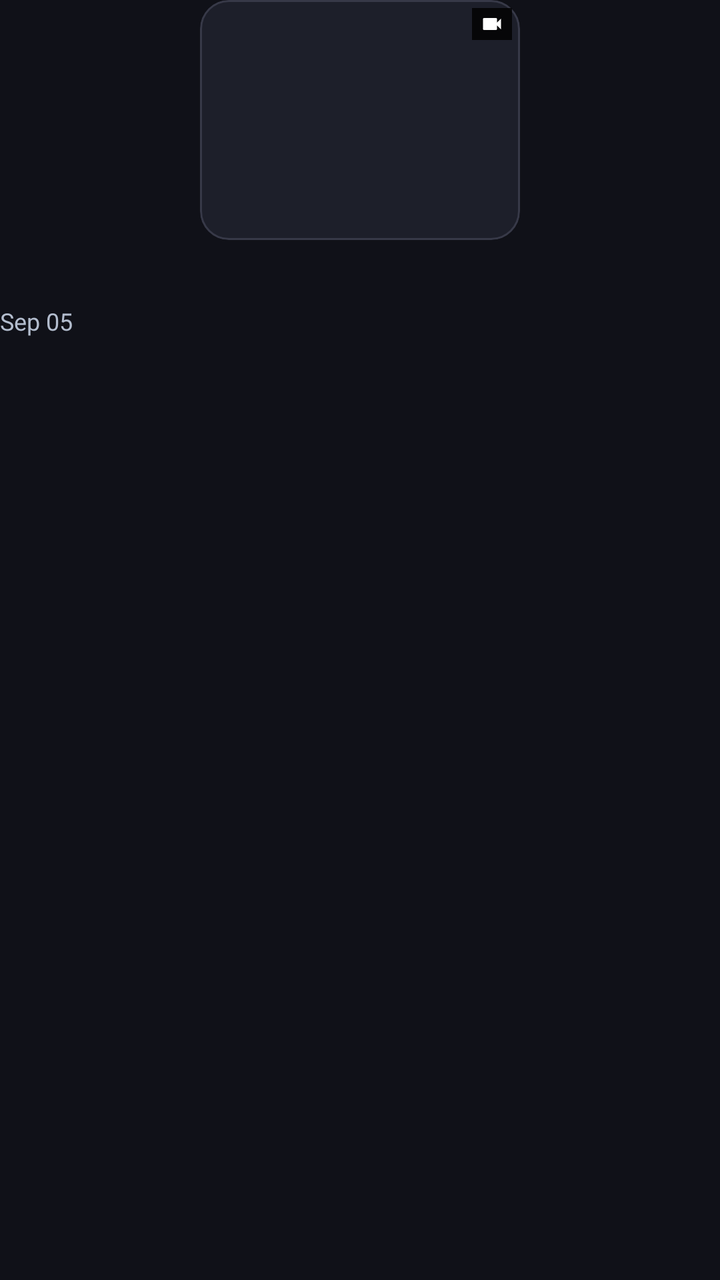
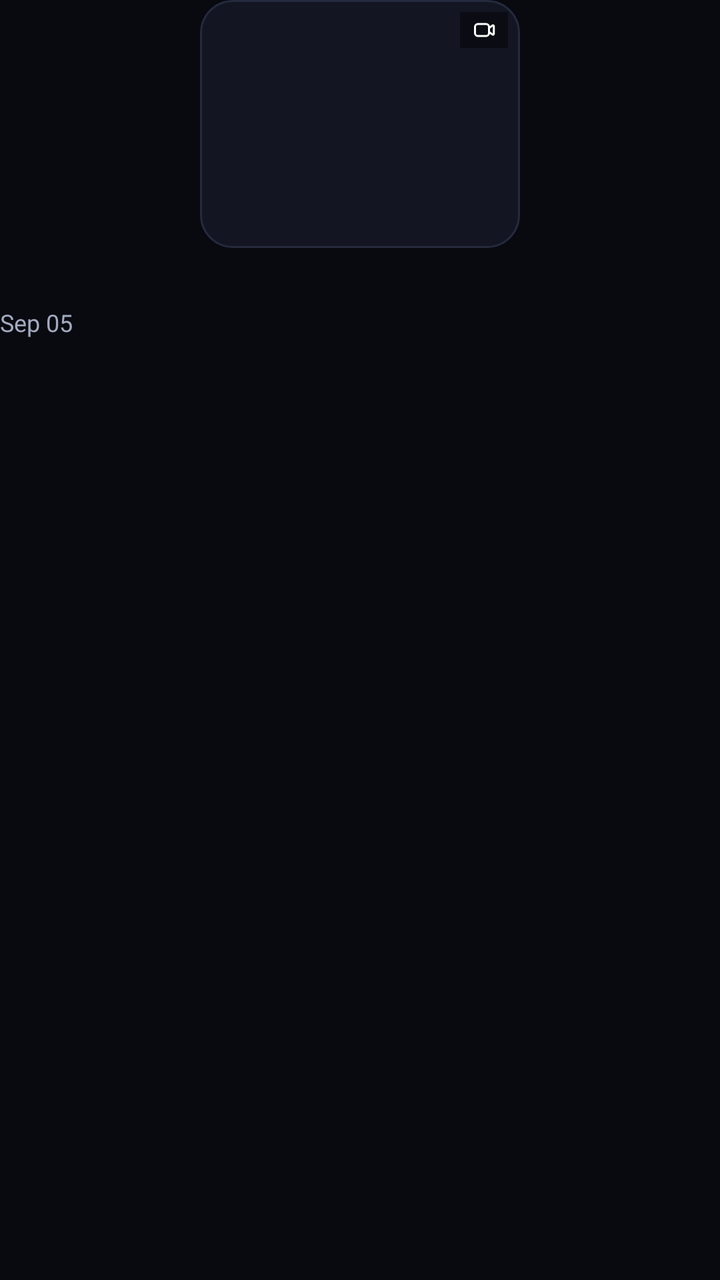

Compare the two renders of this Android layout. The source of the first and the diff that turns it into the second are given below.
<!-- AndroidManifest.xml: application theme Theme.InstaSave -->
<!-- res/layout/item_recent_compact.xml -->
<?xml version="1.0" encoding="utf-8"?>
<LinearLayout xmlns:android="http://schemas.android.com/apk/res/android"
    android:layout_width="160dp"
    android:layout_height="wrap_content"
    android:orientation="vertical"
    android:layout_marginEnd="10dp"
    android:gravity="center_horizontal"
    android:foreground="?android:attr/selectableItemBackground">

    <FrameLayout
        android:layout_width="160dp"
        android:layout_height="120dp"
        android:background="@drawable/card_background"
        android:clipToOutline="true">

        <ImageView
            android:id="@+id/ivRecentThumbnail"
            android:layout_width="match_parent"
            android:layout_height="match_parent"
            android:scaleType="centerCrop"
            android:contentDescription="Recent Thumbnail" />

        
        <FrameLayout
            android:id="@+id/layoutRecentBadge"
            android:layout_width="wrap_content"
            android:layout_height="wrap_content"
            android:layout_gravity="top|end"
            android:layout_margin="4dp"
            android:background="#CC000000"
            android:paddingStart="4dp"
            android:paddingEnd="4dp"
            android:paddingTop="2dp"
            android:paddingBottom="2dp">

            <ImageView
                android:id="@+id/ivRecentTypeIcon"
                android:layout_width="12dp"
                android:layout_height="12dp"
                android:src="@drawable/ic_video"
                android:tint="@color/white"
                android:contentDescription="Type" />

            <TextView
                android:id="@+id/tvRecentCarouselCount"
                android:layout_width="wrap_content"
                android:layout_height="wrap_content"
                android:textColor="@color/white"
                android:textSize="9sp"
                android:textStyle="bold"
                android:visibility="gone" />
        </FrameLayout>
    </FrameLayout>

    <TextView android:id="@+id/recentTitle" android:layout_width="match_parent" android:layout_height="wrap_content" android:layout_marginTop="8dp" android:textSize="15sp" android:textStyle="bold" android:singleLine="true" android:ellipsize="end" android:textColor="@color/text_primary" />
    <TextView
        android:id="@+id/tvRecentDate"
        android:layout_width="match_parent"
        android:layout_height="wrap_content"
        android:layout_marginTop="4dp"
        android:text="Sep 05"
        android:textColor="@color/text_secondary"
        android:textSize="12sp"
        android:gravity="start"
        android:singleLine="true"
        android:ellipsize="end" />

</LinearLayout>
<!-- resources referenced by this layout -->
<resources>
  <color name="text_primary">#F3F4F6</color>
  <color name="text_secondary">#B3BDCE</color>
  <color name="white">#FFFFFFFF</color>
  <!-- drawable card_background (drawable) -->
  <?xml version="1.0" encoding="utf-8"?>
  <shape xmlns:android="http://schemas.android.com/apk/res/android"
      android:shape="rectangle">
      <solid android:color="@color/card_bg" />
      <corners android:radius="14dp" />
      <stroke
          android:width="1dp"
          android:color="@color/card_stroke" />
  </shape>
  <!-- drawable ic_video (drawable) -->
  <?xml version="1.0" encoding="utf-8"?>
  <vector xmlns:android="http://schemas.android.com/apk/res/android"
      android:width="24dp"
      android:height="24dp"
      android:viewportWidth="24"
      android:viewportHeight="24">
      <path
          android:fillColor="#E0E0E0"
          android:pathData="M17,10.5V7c0,-0.55 -0.45,-1 -1,-1H4c-0.55,0 -1,0.45 -1,1v10c0,0.55 0.45,1 1,1h12c0.55,0 1,-0.45 1,-1v-3.5l4,4v-11l-4,4z" />
  </vector>
  <style name="Theme.InstaSave" parent="Theme.Material3.Dark.NoActionBar">
          
          <item name="colorPrimary">@color/insta_pink</item>
          <item name="android:statusBarColor">@color/bg_dark</item>
          <item name="colorOnPrimary">@color/bg_dark</item>
          <item name="colorAccent">@color/insta_coral</item>
  
          
          <item name="colorSecondaryContainer">#37344E</item>
          <item name="colorOnSecondaryContainer">@color/insta_pink</item>
  
          
          <item name="android:colorBackground">@color/bg_dark</item>
          <item name="colorSurface">@color/bg_dark</item>
          <item name="colorSurfaceContainer">@color/card_bg</item>
          <item name="colorOnSurface">@color/text_primary</item>
          <item name="colorOnSurfaceVariant">@color/text_secondary</item>
          <item name="colorOutline">@color/card_stroke</item>
  
          
          <item name="bottomNavigationStyle">@style/Widget.InstaSave.BottomNav</item>
      </style>
  <color name="card_bg">#1D1F2A</color>
  <color name="card_stroke">#373948</color>
  <color name="insta_pink">#AAA6FF</color>
  <color name="bg_dark">#101118</color>
  <color name="insta_coral">#938DFF</color>
  <style name="Widget.InstaSave.BottomNav" parent="Widget.Material3.BottomNavigationView">
          <item name="itemActiveIndicatorStyle">@style/Widget.InstaSave.BottomNav.Indicator</item>
      </style>
  <style name="Widget.InstaSave.BottomNav.Indicator" parent="Widget.Material3.BottomNavigationView.ActiveIndicator">
          <item name="android:color">#37344E</item>
          <item name="android:width">56dp</item>
          <item name="android:height">32dp</item>
      </style>
</resources>

<!-- the commit's change to res/layout/item_recent_compact.xml (unified diff, before → after) -->
@@ -3,13 +3,13 @@
     android:layout_width="160dp"
     android:layout_height="wrap_content"
     android:orientation="vertical"
-    android:layout_marginEnd="10dp"
+    android:layout_marginEnd="12dp"
     android:gravity="center_horizontal"
     android:foreground="?android:attr/selectableItemBackground">
 
     <FrameLayout
         android:layout_width="160dp"
-        android:layout_height="120dp"
+        android:layout_height="124dp"
         android:background="@drawable/card_background"
         android:clipToOutline="true">
 
@@ -21,17 +21,18 @@
             android:contentDescription="Recent Thumbnail" />
 
         
-        <FrameLayout
+        <LinearLayout
             android:id="@+id/layoutRecentBadge"
             android:layout_width="wrap_content"
             android:layout_height="wrap_content"
             android:layout_gravity="top|end"
-            android:layout_margin="4dp"
-            android:background="#CC000000"
-            android:paddingStart="4dp"
-            android:paddingEnd="4dp"
-            android:paddingTop="2dp"
-            android:paddingBottom="2dp">
+            android:layout_margin="6dp"
+            android:background="#CC090A10"
+            android:paddingStart="6dp"
+            android:paddingEnd="6dp"
+            android:paddingTop="3dp"
+            android:paddingBottom="3dp"
+            android:gravity="center_vertical">
 
             <ImageView
                 android:id="@+id/ivRecentTypeIcon"
@@ -46,18 +47,29 @@
                 android:layout_width="wrap_content"
                 android:layout_height="wrap_content"
                 android:textColor="@color/white"
-                android:textSize="9sp"
+                android:textSize="10sp"
                 android:textStyle="bold"
+                android:layout_marginStart="3dp"
                 android:visibility="gone" />
-        </FrameLayout>
+        </LinearLayout>
     </FrameLayout>
 
-    <TextView android:id="@+id/recentTitle" android:layout_width="match_parent" android:layout_height="wrap_content" android:layout_marginTop="8dp" android:textSize="15sp" android:textStyle="bold" android:singleLine="true" android:ellipsize="end" android:textColor="@color/text_primary" />
+    <TextView 
+        android:id="@+id/recentTitle" 
+        android:layout_width="match_parent" 
+        android:layout_height="wrap_content" 
+        android:layout_marginTop="8dp" 
+        android:textSize="14sp" 
+        android:textStyle="bold" 
+        android:singleLine="true" 
+        android:ellipsize="end" 
+        android:textColor="@color/text_primary" />
+
     <TextView
         android:id="@+id/tvRecentDate"
         android:layout_width="match_parent"
         android:layout_height="wrap_content"
-        android:layout_marginTop="4dp"
+        android:layout_marginTop="2dp"
         android:text="Sep 05"
         android:textColor="@color/text_secondary"
         android:textSize="12sp"
<!-- resource entries referenced after the edit -->
@@ -1,14 +1,14 @@
 <!-- resources referenced by this layout -->
 <resources>
-  <color name="text_primary">#F3F4F6</color>
-  <color name="text_secondary">#B3BDCE</color>
+  <color name="text_primary">#F8F9FD</color>
+  <color name="text_secondary">#A2AABF</color>
   <color name="white">#FFFFFFFF</color>
   <!-- drawable card_background (drawable) -->
   <?xml version="1.0" encoding="utf-8"?>
   <shape xmlns:android="http://schemas.android.com/apk/res/android"
       android:shape="rectangle">
       <solid android:color="@color/card_bg" />
-      <corners android:radius="14dp" />
+      <corners android:radius="16dp" />
       <stroke
           android:width="1dp"
           android:color="@color/card_stroke" />
@@ -20,25 +20,43 @@
       android:height="24dp"
       android:viewportWidth="24"
       android:viewportHeight="24">
+  
+      
       <path
-          android:fillColor="#E0E0E0"
-          android:pathData="M17,10.5V7c0,-0.55 -0.45,-1 -1,-1H4c-0.55,0 -1,0.45 -1,1v10c0,0.55 0.45,1 1,1h12c0.55,0 1,-0.45 1,-1v-3.5l4,4v-11l-4,4z" />
+          android:strokeColor="#FFFFFFFF"
+          android:strokeWidth="2.0"
+          android:strokeLineCap="round"
+          android:strokeLineJoin="round"
+          android:pathData="M6,6 H14 A3,3 0 0 1 17,9 V15 A3,3 0 0 1 14,18 H6 A3,3 0 0 1 3,15 V9 A3,3 0 0 1 6,6 Z" />
+  
+      
+      <path
+          android:strokeColor="#FFFFFFFF"
+          android:strokeWidth="2.0"
+          android:strokeLineCap="round"
+          android:strokeLineJoin="round"
+          android:pathData="M17,10 L20.5,7.5 A0.8,0.8 0 0 1 21.8,8.2 V15.8 A0.8,0.8 0 0 1 20.5,16.5 L17,14" />
+  
   </vector>
   <style name="Theme.InstaSave" parent="Theme.Material3.Dark.NoActionBar">
           
           <item name="colorPrimary">@color/insta_pink</item>
           <item name="android:statusBarColor">@color/bg_dark</item>
-          <item name="colorOnPrimary">@color/bg_dark</item>
+          <item name="android:navigationBarColor">@color/bg_dark</item>
+          <item name="android:windowLightStatusBar">false</item>
+          <item name="android:windowLightNavigationBar">false</item>
+          <item name="colorOnPrimary">@color/white</item>
           <item name="colorAccent">@color/insta_coral</item>
   
           
-          <item name="colorSecondaryContainer">#37344E</item>
+          <item name="colorSecondaryContainer">#25213D</item>
           <item name="colorOnSecondaryContainer">@color/insta_pink</item>
   
           
           <item name="android:colorBackground">@color/bg_dark</item>
           <item name="colorSurface">@color/bg_dark</item>
           <item name="colorSurfaceContainer">@color/card_bg</item>
+          <item name="colorSurfaceContainerHigh">@color/surface_elevated</item>
           <item name="colorOnSurface">@color/text_primary</item>
           <item name="colorOnSurfaceVariant">@color/text_secondary</item>
           <item name="colorOutline">@color/card_stroke</item>
@@ -46,18 +64,24 @@
           
           <item name="bottomNavigationStyle">@style/Widget.InstaSave.BottomNav</item>
       </style>
-  <color name="card_bg">#1D1F2A</color>
-  <color name="card_stroke">#373948</color>
-  <color name="insta_pink">#AAA6FF</color>
-  <color name="bg_dark">#101118</color>
-  <color name="insta_coral">#938DFF</color>
+  <color name="card_bg">#131622</color>
+  <color name="card_stroke">#252B3E</color>
+  <color name="insta_pink">#8A67FF</color>
+  <color name="bg_dark">#090A10</color>
+  <color name="insta_coral">#FF3377</color>
+  <color name="surface_elevated">#1E2335</color>
   <style name="Widget.InstaSave.BottomNav" parent="Widget.Material3.BottomNavigationView">
           <item name="itemActiveIndicatorStyle">@style/Widget.InstaSave.BottomNav.Indicator</item>
+          <item name="itemRippleColor">#208A67FF</item>
       </style>
   <style name="Widget.InstaSave.BottomNav.Indicator" parent="Widget.Material3.BottomNavigationView.ActiveIndicator">
-          <item name="android:color">#37344E</item>
-          <item name="android:width">56dp</item>
+          <item name="android:color">#25213D</item>
+          <item name="android:width">60dp</item>
           <item name="android:height">32dp</item>
+          <item name="shapeAppearance">@style/ShapeAppearance.InstaSave.NavIndicator</item>
+      </style>
+  <style name="ShapeAppearance.InstaSave.NavIndicator" parent="ShapeAppearance.Material3.Corner.Full">
+          <item name="cornerSize">16dp</item>
       </style>
 </resources>
 
